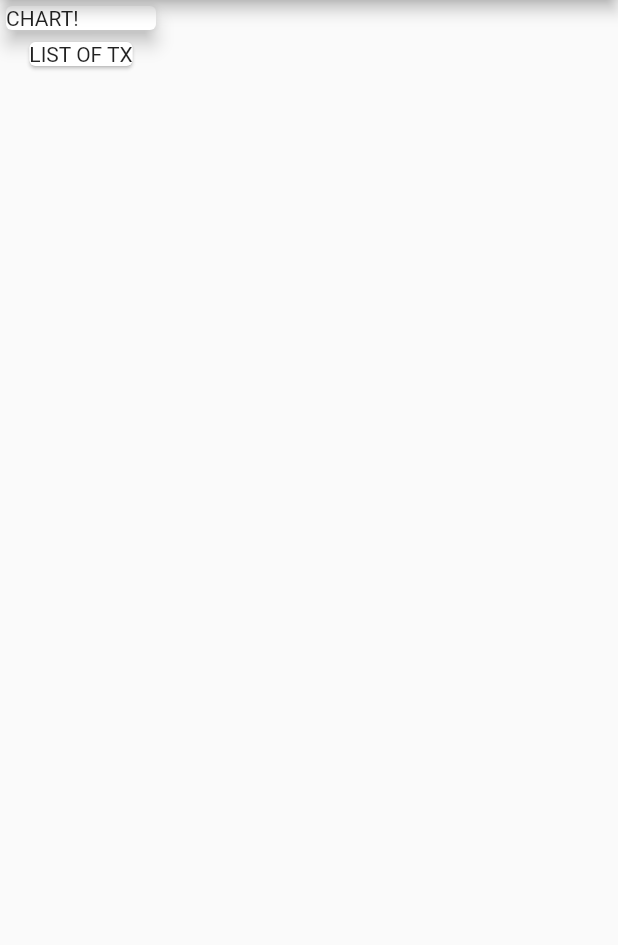
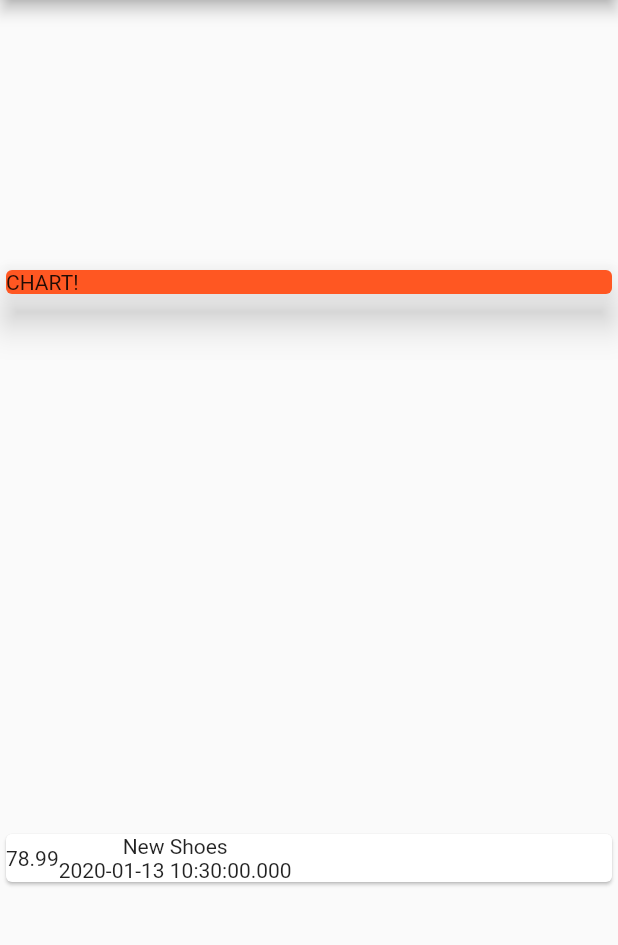
Before and after one commit to collinsceleb/expense_planner, a Flutter app: the screen it shows after launch, on a phone screen of 412 x 824 dp, the part 84-1029 px from its top. Run offline on Flutter 3.47's test engine with Material 2 defaults, Android fonts, the phone set to English and light mode, and no system bars.

Commit message:
An Expense Planner App

```diff
--- a/lib/main.dart
+++ b/lib/main.dart
@@ -1,3 +1,5 @@
+import 'package:expense_planner/transaction.dart';
+import 'package:flutter/cupertino.dart';
 import 'package:flutter/material.dart';
 
 void main() => runApp(ExpensePlanner());
@@ -13,6 +15,15 @@ class ExpensePlanner extends StatelessWidget {
 }
 
 class MyHomePage extends StatelessWidget {
+  final List<Transaction> transactions = [
+    Transaction(
+      id: 'sa',
+      title: 'New Shoes',
+      amount: 78.99,
+      date: DateTime.now(),
+    ),
+  ];
+
   @override
   Widget build(BuildContext context) {
     return Scaffold(
@@ -20,13 +31,33 @@ class MyHomePage extends StatelessWidget {
         title: Text('Expense Planner'),
       ),
       body: Column(
+        mainAxisAlignment: MainAxisAlignment.spaceAround,
+        crossAxisAlignment: CrossAxisAlignment.stretch,
         children: <Widget>[
-          Card(
-            child: Container(width: 100, child: Text('CHART!')),
-            elevation: 5,
+          Container(
+            width: double.infinity,
+            child: Card(
+              color: Colors.deepOrange,
+              child: Text('CHART!'),
+              elevation: 10,
+            ),
           ),
-          Card(
-            child: Text('LIST OF TX'),
+          Column(
+            children: transactions.map((transaction) {
+              return Card(
+                child: Row(
+                  children: <Widget>[
+                    Container(
+                      child: Text(transaction.amount.toString()),
+                    ),
+                    Column(children: <Widget>[
+                      Text(transaction.title),
+                      Text(transaction.date.toString()),
+                    ],)
+                  ],
+                ),
+              );
+            }).toList(),
           )
         ],
       ),
--- /dev/null
+++ b/lib/transaction.dart
@@ -0,0 +1,14 @@
+import 'package:flutter/foundation.dart';
+
+class Transaction {
+  final String id;
+  final String title;
+  final double amount;
+  final DateTime date;
+
+  Transaction(
+      {@required this.id,
+      @required this.title,
+      @required this.amount,
+      @required this.date});
+}
```
Also changed, not shown: pubspec.lock, 1 other file.
